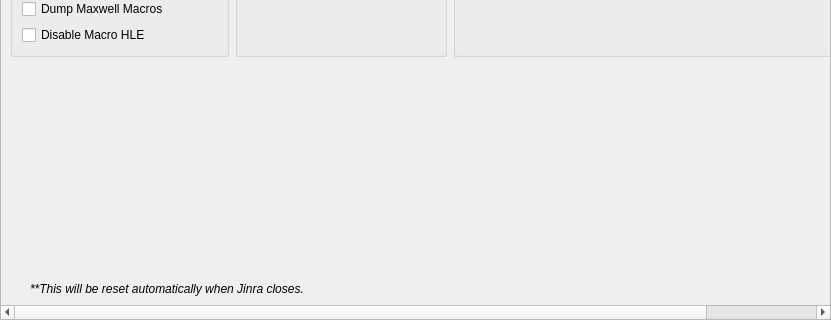
The window that src/yuzu/configuration/configure_debug.ui (JinWooPT/Jinra) describes before a commit, drawn with Qt 5; both pictures show x 0 to 831 and y 440 to 760 of the 831 by 760 pixel window.
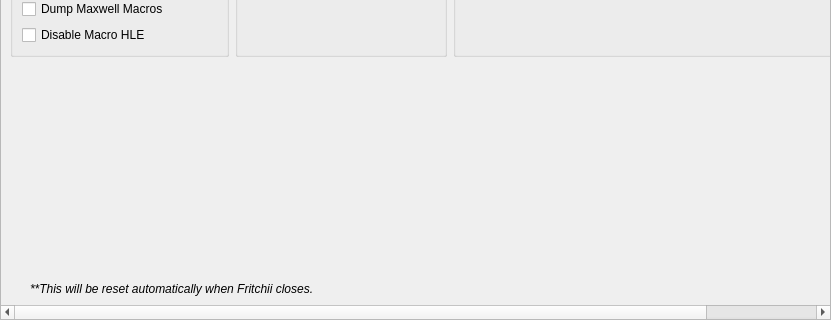
The same window after the commit.

Commit message: Release Jinra 2.0.3

Patch:
```diff
--- a/src/yuzu/configuration/configure_debug.ui
+++ b/src/yuzu/configuration/configure_debug.ui
@@ -784,7 +784,7 @@
        </font>
       </property>
       <property name="text">
-    <string>**This will be reset automatically when Jinra closes.</string>
+    <string>**This will be reset automatically when Fritchii closes.</string>
       </property>
       <property name="indent">
        <number>20</number>
```
Left out of the diff: 4 changed lines with no effect on the pictures. The commit also changes 3828 other files.
